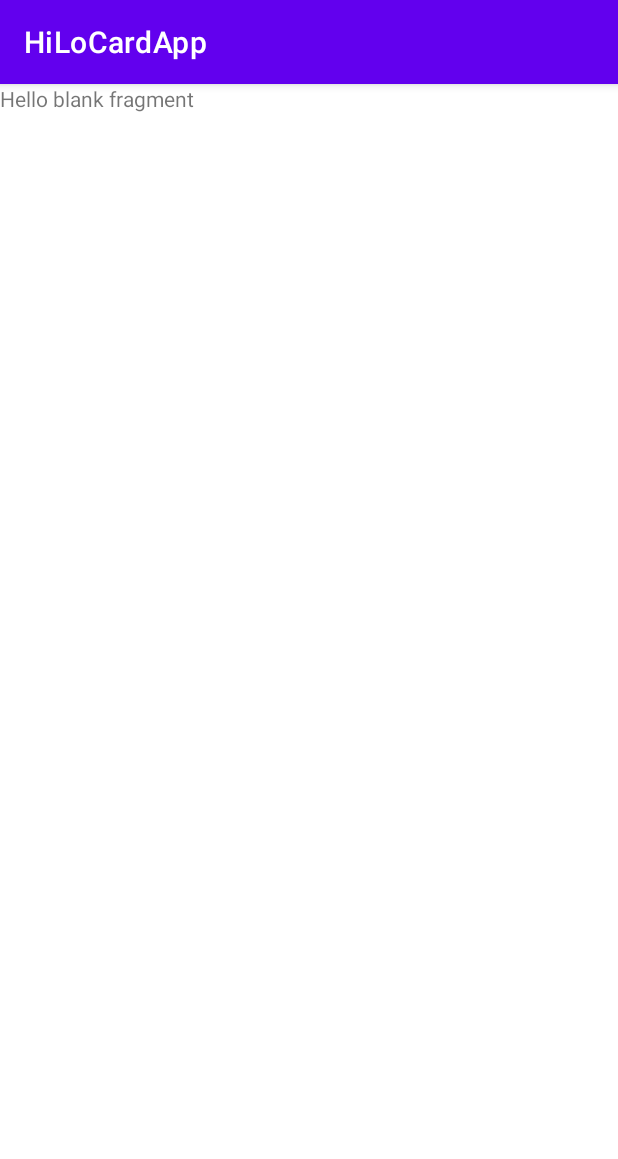
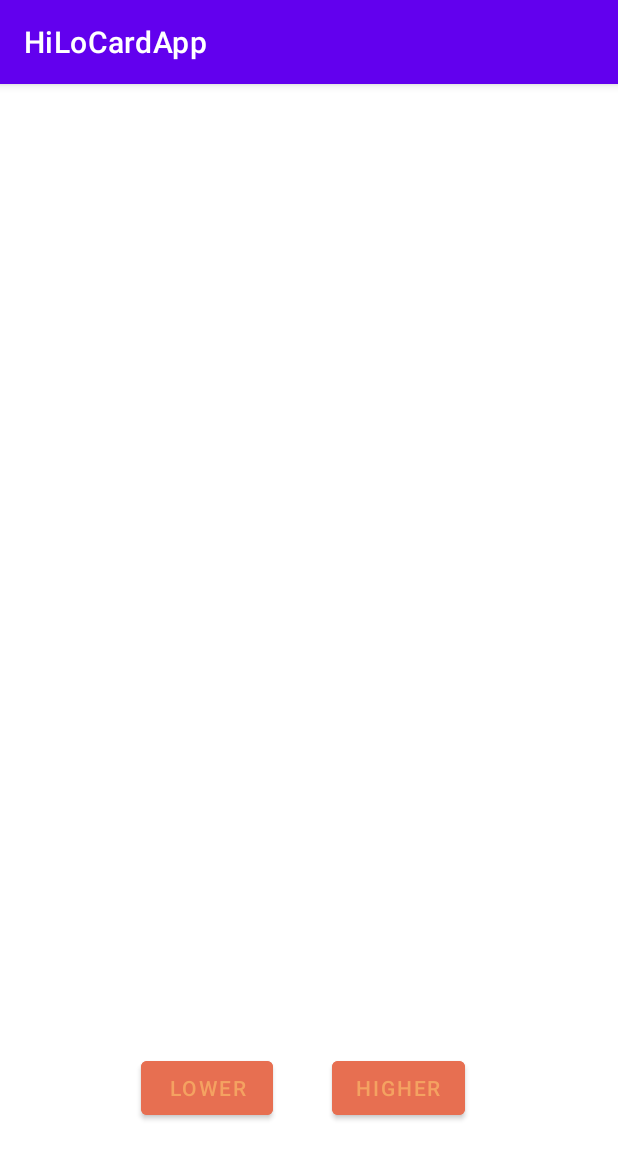
Before and after one commit to tobbesoren/HiLoCardApp, an Android app: the fragment PlayFragment shown on its own in the app's theme, on a phone screen of 412 x 824 dp. Shown: the top 1159 px of the screen. Run offline under Robolectric (Android 15) with nearby library versions, the light colour scheme and no system bars; 1 statement that could not run was skipped.

Commit message:
PlayFragment seems to be working

```diff
--- a/app/src/main/java/com/example/hilocardapp/PlayFragment.kt
+++ b/app/src/main/java/com/example/hilocardapp/PlayFragment.kt
@@ -5,6 +5,8 @@ import androidx.fragment.app.Fragment
 import android.view.LayoutInflater
 import android.view.View
 import android.view.ViewGroup
+import android.widget.Button
+
 /*
 Used for the play field.
  */
@@ -36,8 +38,42 @@ class PlayFragment : Fragment() {
         inflater: LayoutInflater, container: ViewGroup?,
         savedInstanceState: Bundle?
     ): View? {
-        // Inflate the layout for this fragment
-        return inflater.inflate(R.layout.fragment_play, container, false)
+        val gameActivity = activity as GameActivity
+
+        val view = inflater.inflate(R.layout.fragment_play, container, false)
+        val hiButton = view.findViewById<Button>(R.id.higherButton)
+        val loButton = view.findViewById<Button>(R.id.lowerButton)
+
+
+
+        hiButton.setOnClickListener {
+            with(gameActivity) {
+            card2TextView.text = playingDeck.drawCard().cardName
+            card2imageView.setImageResource(playingDeck.discardedCards.last().pictureID)
+            checkCards(
+                playingDeck.discardedCards[playingDeck.discardedCards.size - 1],
+                playingDeck.discardedCards[playingDeck.discardedCards.size - 2]
+            )
+
+            delay()
+        }
+
+        }
+
+        loButton.setOnClickListener {
+            with(gameActivity) {
+                card2TextView.text = playingDeck.drawCard().cardName
+                card2imageView.setImageResource(playingDeck.discardedCards.last().pictureID)
+                checkCards(
+                    playingDeck.discardedCards[playingDeck.discardedCards.size - 2],
+                    playingDeck.discardedCards[playingDeck.discardedCards.size - 1]
+                )
+
+                delay()
+            }
+
+        }
+        return view
     }
 
     companion object {
--- a/app/src/main/res/layout/fragment_play.xml
+++ b/app/src/main/res/layout/fragment_play.xml
@@ -1,14 +1,40 @@
 <?xml version="1.0" encoding="utf-8"?>
-<FrameLayout xmlns:android="http://schemas.android.com/apk/res/android"
+<androidx.constraintlayout.widget.ConstraintLayout xmlns:android="http://schemas.android.com/apk/res/android"
+    xmlns:app="http://schemas.android.com/apk/res-auto"
     xmlns:tools="http://schemas.android.com/tools"
+    android:id="@+id/playFragment"
     android:layout_width="match_parent"
     android:layout_height="match_parent"
     tools:context=".PlayFragment">
 
     <!-- TODO: Update blank fragment layout -->
-    <TextView
-        android:layout_width="match_parent"
-        android:layout_height="match_parent"
-        android:text="@string/hello_blank_fragment" />
 
-</FrameLayout>
+    <Button
+        android:id="@+id/lowerButton"
+        android:layout_width="wrap_content"
+        android:layout_height="wrap_content"
+        android:backgroundTint="#E76F51"
+        android:text="lower"
+        android:textColor="#F4A261"
+        app:layout_constraintBottom_toBottomOf="parent"
+        app:layout_constraintEnd_toEndOf="parent"
+        app:layout_constraintHorizontal_bias="0.291"
+        app:layout_constraintStart_toStartOf="parent"
+        app:layout_constraintTop_toTopOf="parent"
+        app:layout_constraintVertical_bias="0.896" />
+
+    <Button
+        android:id="@+id/higherButton"
+        android:layout_width="wrap_content"
+        android:layout_height="wrap_content"
+        android:backgroundTint="#E76F51"
+        android:text="higher"
+        android:textColor="#F4A261"
+        app:layout_constraintBottom_toBottomOf="parent"
+        app:layout_constraintEnd_toEndOf="parent"
+        app:layout_constraintHorizontal_bias="0.685"
+        app:layout_constraintStart_toStartOf="parent"
+        app:layout_constraintTop_toTopOf="parent"
+        app:layout_constraintVertical_bias="0.896" />
+
+</androidx.constraintlayout.widget.ConstraintLayout>
```
Also changed, not shown: app/src/main/java/com/example/hilocardapp/GameActivity.kt (+65 -31 lines), app/src/main/res/layout/activity_game.xml (+10 -28 lines), app/src/main/res/layout/fragment_result.xml (+13 -5 lines).
